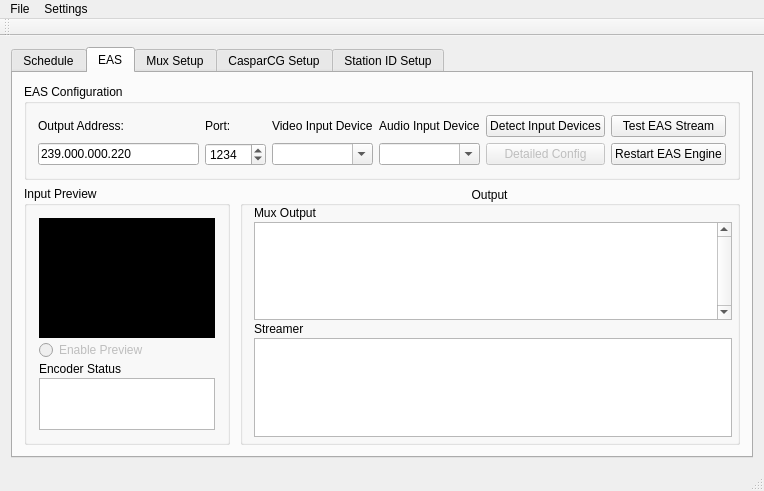
Qt form Source/mainwindow.ui (dedicatedbroadcastsolutions/TvARP) before a commit.
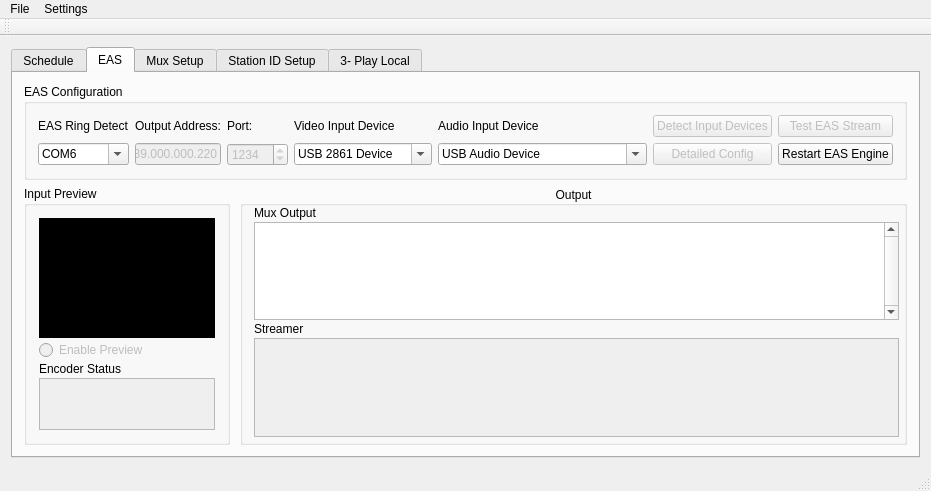
The same form after that commit. Icons and pictures are not drawn.

```diff
--- a/Source/mainwindow.ui
+++ b/Source/mainwindow.ui
@@ -57,66 +57,145 @@
              <string>EAS Configuration</string>
             </property>
             <layout class="QGridLayout" name="gridLayout_3">
-             <item row="1" column="2">
-              <widget class="QComboBox" name="comboBox">
-               <property name="editable">
-                <bool>true</bool>
-               </property>
-              </widget>
-             </item>
-             <item row="1" column="0">
-              <widget class="QLineEdit" name="lineEdit">
-               <property name="maximumSize">
-                <size>
-                 <width>190</width>
-                 <height>16777215</height>
-                </size>
-               </property>
-               <property name="inputMask">
-                <string>000.000.000.000;_</string>
-               </property>
-               <property name="text">
-                <string>239.000.000.220</string>
-               </property>
-              </widget>
-             </item>
-             <item row="0" column="0">
-              <widget class="QLabel" name="label_2">
-               <property name="text">
-                <string>Output Address:</string>
-               </property>
-              </widget>
-             </item>
-             <item row="0" column="2">
-              <widget class="QLabel" name="label_4">
-               <property name="text">
-                <string>Video Input Device</string>
-               </property>
-              </widget>
-             </item>
              <item row="1" column="3">
-              <widget class="QComboBox" name="comboBox_2">
+              <widget class="QComboBox" name="eas_video_device">
+               <property name="sizePolicy">
+                <sizepolicy hsizetype="Expanding" vsizetype="Fixed">
+                 <horstretch>0</horstretch>
+                 <verstretch>0</verstretch>
+                </sizepolicy>
+               </property>
+               <property name="minimumSize">
+                <size>
+                 <width>0</width>
+                 <height>0</height>
+                </size>
+               </property>
                <property name="editable">
                 <bool>true</bool>
                </property>
+               <item>
+                <property name="text">
+                 <string>USB 2861 Device</string>
+                </property>
+               </item>
+               <item>
+                <property name="text">
+                 <string>WDM 2861 Capture</string>
+                </property>
+               </item>
               </widget>
              </item>
-             <item row="0" column="3">
+             <item row="0" column="5">
+              <widget class="QPushButton" name="get_input_devices">
+               <property name="enabled">
+                <bool>false</bool>
+               </property>
+               <property name="text">
+                <string>Detect Input Devices</string>
+               </property>
+              </widget>
+             </item>
+             <item row="1" column="6">
+              <widget class="QPushButton" name="restart_eas">
+               <property name="enabled">
+                <bool>true</bool>
+               </property>
+               <property name="text">
+                <string>Restart EAS Engine</string>
+               </property>
+              </widget>
+             </item>
+             <item row="1" column="5">
+              <widget class="QPushButton" name="config_eas">
+               <property name="enabled">
+                <bool>false</bool>
+               </property>
+               <property name="text">
+                <string>Detailed Config</string>
+               </property>
+              </widget>
+             </item>
+             <item row="0" column="6">
+              <widget class="QPushButton" name="pushButton">
+               <property name="enabled">
+                <bool>false</bool>
+               </property>
+               <property name="text">
+                <string>Test EAS Stream</string>
+               </property>
+               <property name="checkable">
+                <bool>true</bool>
+               </property>
+              </widget>
+             </item>
+             <item row="1" column="4">
+              <widget class="QComboBox" name="eas_audio_device">
+               <property name="sizePolicy">
+                <sizepolicy hsizetype="Expanding" vsizetype="Fixed">
+                 <horstretch>0</horstretch>
+                 <verstretch>0</verstretch>
+                </sizepolicy>
+               </property>
+               <property name="minimumSize">
+                <size>
+                 <width>0</width>
+                 <height>0</height>
+                </size>
+               </property>
+               <property name="editable">
+                <bool>true</bool>
+               </property>
+               <item>
+                <property name="text">
+                 <string>USB Audio Device</string>
+                </property>
+               </item>
+               <item>
+                <property name="text">
+                 <string>Line (USB EMP Audio Device)</string>
+                </property>
+               </item>
+               <item>
+                <property name="text">
+                 <string>Line (2- USB EMP Audio Device)</string>
+                </property>
+               </item>
+              </widget>
+             </item>
+             <item row="0" column="4">
               <widget class="QLabel" name="label_5">
                <property name="text">
                 <string>Audio Input Device</string>
                </property>
               </widget>
              </item>
-             <item row="0" column="1">
+             <item row="0" column="2">
               <widget class="QLabel" name="label_3">
                <property name="text">
                 <string>Port:</string>
                </property>
               </widget>
              </item>
-             <item row="1" column="1">
+             <item row="0" column="1">
+              <widget class="QLabel" name="label_2">
+               <property name="text">
+                <string>Output Address:</string>
+               </property>
+              </widget>
+             </item>
+             <item row="0" column="3">
+              <widget class="QLabel" name="label_4">
+               <property name="text">
+                <string>Video Input Device</string>
+               </property>
+              </widget>
+             </item>
+             <item row="1" column="2">
               <widget class="QSpinBox" name="spinBox">
+               <property name="enabled">
+                <bool>false</bool>
+               </property>
                <property name="maximumSize">
                 <size>
                  <width>75</width>
@@ -134,40 +213,41 @@
                </property>
               </widget>
              </item>
-             <item row="0" column="4">
-              <widget class="QPushButton" name="get_input_devices">
-               <property name="text">
-                <string>Detect Input Devices</string>
-               </property>
-              </widget>
-             </item>
-             <item row="1" column="5">
-              <widget class="QPushButton" name="restart_eas">
-               <property name="enabled">
-                <bool>true</bool>
-               </property>
-               <property name="text">
-                <string>Restart EAS Engine</string>
-               </property>
-              </widget>
-             </item>
-             <item row="1" column="4">
-              <widget class="QPushButton" name="config_eas">
+             <item row="1" column="1">
+              <widget class="QLineEdit" name="lineEdit">
                <property name="enabled">
                 <bool>false</bool>
                </property>
+               <property name="maximumSize">
+                <size>
+                 <width>190</width>
+                 <height>16777215</height>
+                </size>
+               </property>
+               <property name="inputMask">
+                <string>000.000.000.000;_</string>
+               </property>
                <property name="text">
-                <string>Detailed Config</string>
+                <string>239.000.000.220</string>
                </property>
               </widget>
              </item>
-             <item row="0" column="5">
-              <widget class="QPushButton" name="pushButton">
-               <property name="text">
-                <string>Test EAS Stream</string>
-               </property>
-               <property name="checkable">
+             <item row="1" column="0">
+              <widget class="QComboBox" name="eas_comport">
+               <property name="editable">
                 <bool>true</bool>
+               </property>
+               <item>
+                <property name="text">
+                 <string>COM6</string>
+                </property>
+               </item>
+              </widget>
+             </item>
+             <item row="0" column="0">
+              <widget class="QLabel" name="label_18">
+               <property name="text">
+                <string>EAS Ring Detect</string>
                </property>
               </widget>
              </item>
@@ -210,6 +290,9 @@
                  </property>
                  <item>
                   <widget class="QWidget" name="widget" native="true">
+                   <property name="enabled">
+                    <bool>false</bool>
+                   </property>
                    <property name="sizePolicy">
                     <sizepolicy hsizetype="Fixed" vsizetype="Fixed">
                      <horstretch>0</horstretch>
@@ -255,6 +338,9 @@
                  </item>
                  <item>
                   <widget class="QTextBrowser" name="textBrowser_2">
+                   <property name="enabled">
+                    <bool>false</bool>
+                   </property>
                    <property name="sizePolicy">
                     <sizepolicy hsizetype="Fixed" vsizetype="Expanding">
                      <horstretch>0</horstretch>
@@ -331,7 +417,11 @@
                 </widget>
                </item>
                <item row="3" column="0">
-                <widget class="QTextBrowser" name="textBrowser_3"/>
+                <widget class="QTextBrowser" name="textBrowser_3">
+                 <property name="enabled">
+                  <bool>false</bool>
+                 </property>
+                </widget>
                </item>
                <item row="1" column="0">
                 <widget class="QTextEdit" name="mux_log_display">
@@ -368,31 +458,31 @@
        <widget class="QGroupBox" name="groupBox_5">
         <property name="geometry">
          <rect>
-          <x>30</x>
-          <y>30</y>
-          <width>271</width>
-          <height>121</height>
+          <x>10</x>
+          <y>0</y>
+          <width>321</width>
+          <height>181</height>
          </rect>
         </property>
         <property name="title">
          <string>Settings</string>
         </property>
         <layout class="QGridLayout" name="gridLayout_7">
-         <item row="2" column="0">
+         <item row="3" column="0">
           <widget class="QLabel" name="label_14">
            <property name="text">
             <string>Use Mux Output:</string>
            </property>
           </widget>
          </item>
-         <item row="2" column="2" colspan="2">
+         <item row="3" column="2" colspan="2">
           <widget class="QLabel" name="label_15">
            <property name="text">
             <string>For EAS Alerts</string>
            </property>
           </widget>
          </item>
-         <item row="2" column="1">
+         <item row="3" column="1">
           <widget class="QComboBox" name="mux_out_port">
            <item>
             <property name="text">
@@ -436,7 +526,7 @@
            </item>
           </widget>
          </item>
-         <item row="1" column="0" colspan="3">
+         <item row="2" column="0" colspan="3">
           <widget class="QLineEdit" name="mux_ctrl_addr">
            <property name="maximumSize">
             <size>
@@ -452,7 +542,7 @@
            </property>
           </widget>
          </item>
-         <item row="1" column="3">
+         <item row="2" column="3">
           <widget class="QSpinBox" name="mux_ctrl_port">
            <property name="maximumSize">
             <size>
@@ -471,29 +561,32 @@
            </property>
           </widget>
          </item>
-         <item row="0" column="0" colspan="3">
+         <item row="1" column="0" colspan="3">
           <widget class="QLabel" name="label_13">
            <property name="text">
             <string>Mux Control Address</string>
            </property>
           </widget>
          </item>
-         <item row="0" column="3">
+         <item row="1" column="3">
           <widget class="QLabel" name="label_12">
            <property name="text">
             <string>Port:</string>
            </property>
           </widget>
          </item>
-         <item row="3" column="0">
+         <item row="4" column="0">
           <widget class="QLabel" name="label_16">
            <property name="text">
             <string>Mux Debug on:</string>
            </property>
           </widget>
          </item>
-         <item row="3" column="1">
-          <widget class="QComboBox" name="comboBox_3">
+         <item row="4" column="1">
+          <widget class="QComboBox" name="mux_debug_comport">
+           <property name="editable">
+            <bool>true</bool>
+           </property>
            <item>
             <property name="text">
              <string>com3</string>
@@ -501,21 +594,40 @@
            </item>
           </widget>
          </item>
-         <item row="3" column="2" colspan="2">
+         <item row="5" column="3">
           <widget class="QPushButton" name="update_mux_settings">
            <property name="text">
             <string>Save Changes</string>
            </property>
           </widget>
          </item>
+         <item row="0" column="3">
+          <widget class="QPushButton" name="restore_mux_defaults">
+           <property name="text">
+            <string>Restore Defaults</string>
+           </property>
+          </widget>
+         </item>
+         <item row="0" column="1">
+          <widget class="QPushButton" name="set_mux_defaults">
+           <property name="enabled">
+            <bool>false</bool>
+           </property>
+           <property name="text">
+            <string>Set Defaults</string>
+           </property>
+          </widget>
+         </item>
+         <item row="0" column="0">
+          <widget class="QRadioButton" name="mux_advanced">
+           <property name="text">
+            <string>Advanced Mode</string>
+           </property>
+          </widget>
+         </item>
         </layout>
        </widget>
       </widget>
-      <widget class="QWidget" name="tab_4">
-       <attribute name="title">
-        <string>CasparCG Setup</string>
-       </attribute>
-      </widget>
       <widget class="QWidget" name="tab_5">
        <attribute name="title">
         <string>Station ID Setup</string>
@@ -523,6 +635,9 @@
        <layout class="QFormLayout" name="formLayout">
         <item row="0" column="0">
          <widget class="QGroupBox" name="groupBox_4">
+          <property name="enabled">
+           <bool>false</bool>
+          </property>
           <property name="title">
            <string>ID and Log Config</string>
           </property>
@@ -604,6 +719,27 @@
         </item>
        </layout>
       </widget>
+      <widget class="QWidget" name="tab_6">
+       <attribute name="title">
+        <string>3- Play Local</string>
+       </attribute>
+       <layout class="QGridLayout" name="gridLayout_8">
+        <item row="0" column="0">
+         <widget class="QLabel" name="label_17">
+          <property name="text">
+           <string>3-PlayLocal.exe</string>
+          </property>
+         </widget>
+        </item>
+        <item row="1" column="0">
+         <widget class="QTextEdit" name="textEdit">
+          <property name="enabled">
+           <bool>false</bool>
+          </property>
+         </widget>
+        </item>
+       </layout>
+      </widget>
      </widget>
     </item>
    </layout>
@@ -614,7 +750,7 @@
      <x>0</x>
      <y>0</y>
      <width>764</width>
-     <height>21</height>
+     <height>18</height>
     </rect>
    </property>
    <widget class="QMenu" name="menuFil">
```
